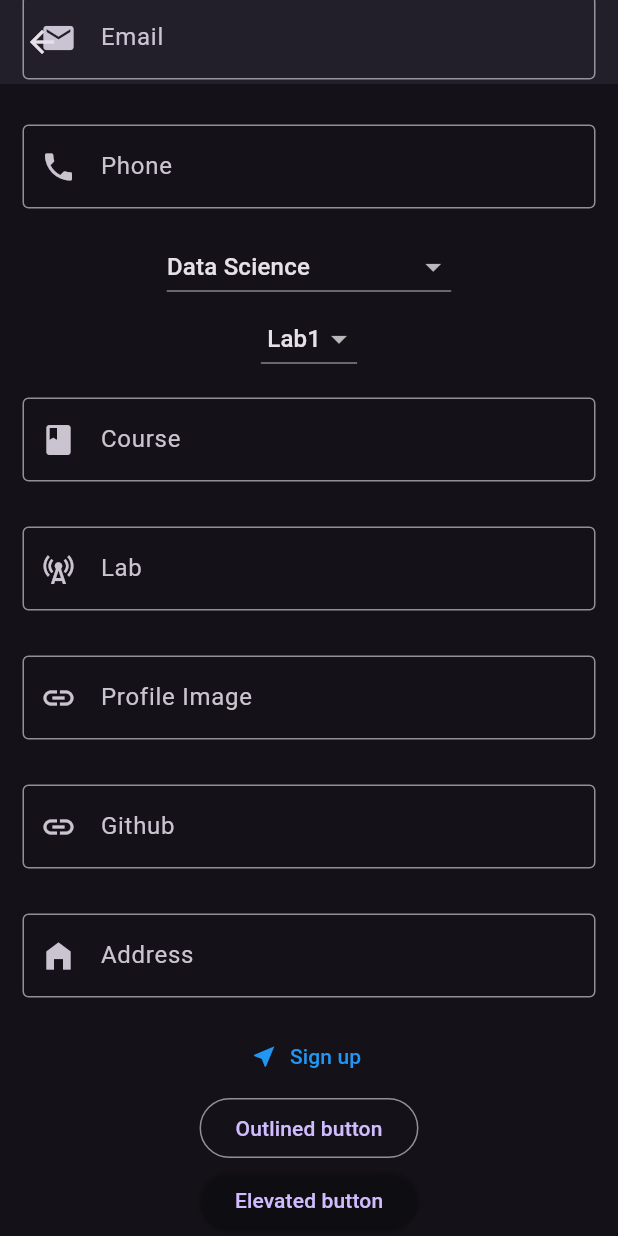
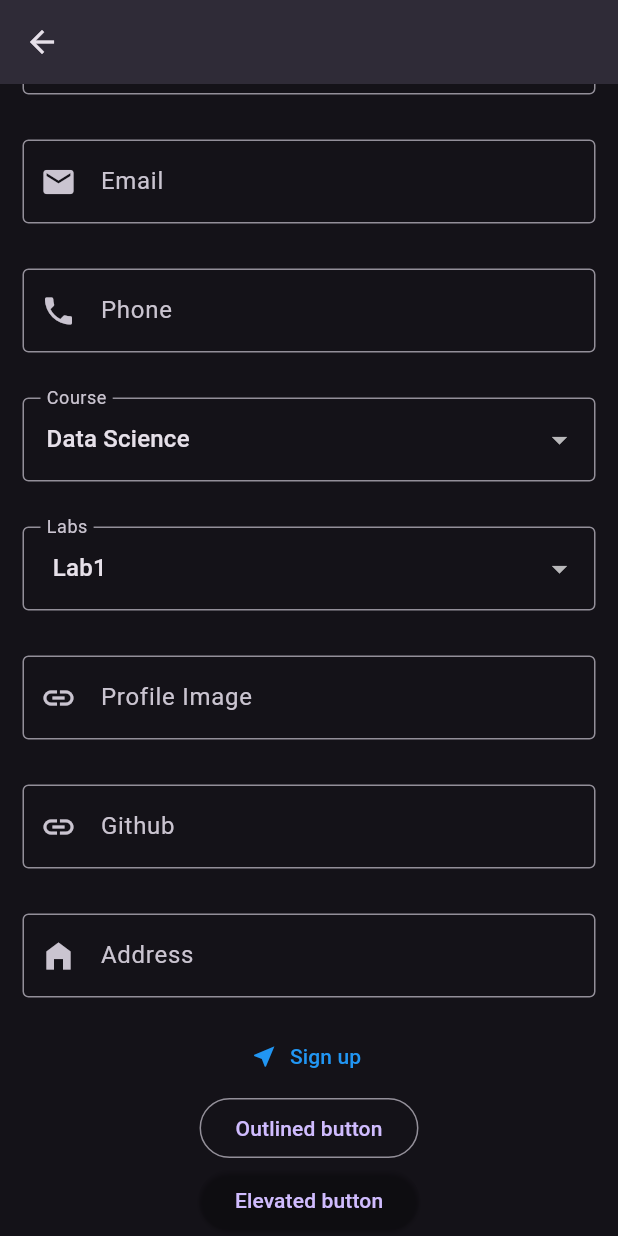
Before and after one commit to engagetitus/fluttermodcom, a Flutter app: the SignUp screen opened directly, on a phone screen of 412 x 824 dp. Run offline on Flutter 3.47's test engine with Material 3 defaults, Android fonts, the phone set to English and light mode, and no system bars; network calls fail.

Commit message:
DropDownButtonFormField

```diff
--- a/main/lms/lib/screens/signup.dart
+++ b/main/lms/lib/screens/signup.dart
@@ -19,21 +19,23 @@ class _SignUpState extends State<SignUp> {
       extendBodyBehindAppBar: true,
       appBar: AppBar(
         elevation: 0,
-        backgroundColor: Colors.transparent,
+
       ),
       body: ListView(
         scrollDirection: Axis.vertical,
+        controller: ScrollController(keepScrollOffset: true),
         reverse: true,
         children: [
           Column(children: [
-            const Column(children: [
+            const Column(
+              children: [
               Text(
                 'Welcome',
                 style: TextStyle(fontSize: 30.0),
               ),
               Text(
                 'Sign Up',
-                style: TextStyle(fontSize: 23.0),
+                style: TextStyle(fontSize: 19.0, fontStyle: FontStyle.italic),
               ),
             ]),
 
@@ -85,7 +87,9 @@ class _SignUpState extends State<SignUp> {
                   keyboardType: TextInputType.phone),
             ),
 
-            DropdownButton(
+            Padding(
+              padding: const EdgeInsets.all(15.0),
+              child: DropdownButtonFormField(
                   value: selectedCourse,
                   items: courses.map((String item) {
                     return DropdownMenuItem(
@@ -93,6 +97,13 @@ class _SignUpState extends State<SignUp> {
                     alignment: Alignment.centerLeft,
                     child: Text(item));
                   }).toList(),
+
+                  decoration: const InputDecoration(
+                    labelText: 'Course',
+                    border: OutlineInputBorder(),
+
+
+                  ),
 
 
                   onChanged: (String? newValue) {
@@ -103,12 +114,15 @@ class _SignUpState extends State<SignUp> {
 
 
                   }),
+            ),
 
 
 
 
 
-              DropdownButton(
+              Padding(
+                padding: const EdgeInsets.all(15.0),
+                child: DropdownButtonFormField(
                 value: selectedLab,
                   items: labs.map((String item1) {
                     return DropdownMenuItem(
@@ -116,6 +130,13 @@ class _SignUpState extends State<SignUp> {
                     value: item1,
                     child: Text(item1));
                   }).toList(),
+
+                  decoration: const InputDecoration(
+                      labelText: 'Labs',
+                      border: OutlineInputBorder(),
+
+
+                    ),
 
 
                   onChanged: (String? newValue1) {
@@ -126,6 +147,7 @@ class _SignUpState extends State<SignUp> {
 
 
                   }),
+              ),
 
 
 
@@ -134,29 +156,29 @@ class _SignUpState extends State<SignUp> {
 
 
 
-            const Padding(
-              padding: EdgeInsets.all(15.0),
-              child: TextField(
-                decoration: InputDecoration(
-                  labelText: 'Course',
-                  hintText: 'Bachelor of Science in Computer Science',
-                  prefixIcon: Icon(Icons.book),
-                  border: OutlineInputBorder(),
-                ),
-              ),
-            ),
+            // const Padding(
+            //   padding: EdgeInsets.all(15.0),
+            //   child: TextField(
+            //     decoration: InputDecoration(
+            //       labelText: 'Course',
+            //       hintText: 'Bachelor of Science in Computer Science',
+            //       prefixIcon: Icon(Icons.book),
+            //       border: OutlineInputBorder(),
+            //     ),
+            //   ),
+            // ),
 
-            const Padding(
-              padding: EdgeInsets.all(15.0),
-              child: TextField(
-                decoration: InputDecoration(
-                  labelText: 'Lab',
-                  hintText: 'Lab 9',
-                  prefixIcon: Icon(Icons.cell_tower),
-                  border: OutlineInputBorder(),
-                ),
-              ),
-            ),
+            // const Padding(
+            //   padding: EdgeInsets.all(15.0),
+            //   child: TextField(
+            //     decoration: InputDecoration(
+            //       labelText: 'Lab',
+            //       hintText: 'Lab 9',
+            //       prefixIcon: Icon(Icons.cell_tower),
+            //       border: OutlineInputBorder(),
+            //     ),
+            //   ),
+            // ),
 
             const Padding(
               padding: EdgeInsets.all(15.0),
@@ -215,7 +237,12 @@ class _SignUpState extends State<SignUp> {
                   shape: WidgetStatePropertyAll(RoundedRectangleBorder(
                       borderRadius: BorderRadius.all(Radius.circular(20))))),
             ),
+
+
           ]),
+
+
+
         ],
       ),
     );
```
Lines whose indentation alone changed are shown as unchanged.
